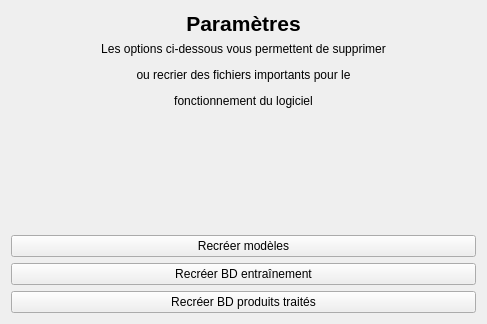
Qt form gui/Parametres.ui (WallaceVBB/EpiData) before a commit.
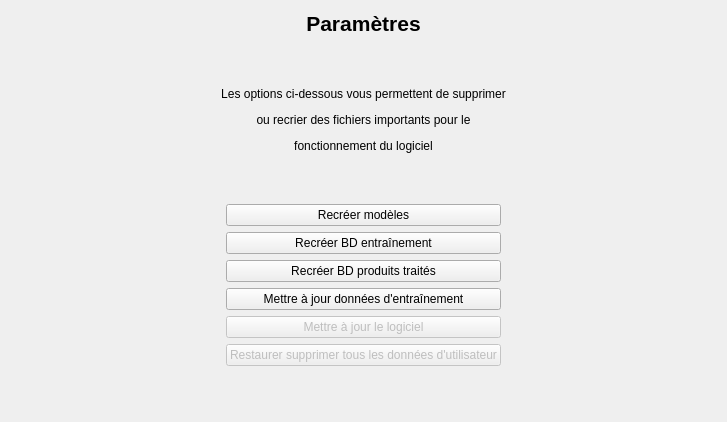
The same form after that commit.

Commit message: Add n_parametres and respective implementations in services and app

The edit to the form file:
```diff
--- a/gui/Parametres.ui
+++ b/gui/Parametres.ui
@@ -6,8 +6,8 @@
    <rect>
     <x>0</x>
     <y>0</y>
-    <width>487</width>
-    <height>324</height>
+    <width>727</width>
+    <height>422</height>
    </rect>
   </property>
   <property name="windowTitle">
@@ -21,6 +21,19 @@
      </property>
     </widget>
    </item>
+   <item>
+    <spacer name="verticalSpacer_3">
+     <property name="orientation">
+      <enum>Qt::Orientation::Vertical</enum>
+     </property>
+     <property name="sizeHint" stdset="0">
+      <size>
+       <width>20</width>
+       <height>40</height>
+      </size>
+     </property>
+    </spacer>
+   </item>
    <item>
     <widget class="QLabel" name="label_2">
      <property name="lineWidth">
@@ -38,7 +51,7 @@
     </widget>
    </item>
    <item>
-    <spacer name="verticalSpacer">
+    <spacer name="verticalSpacer_2">
      <property name="orientation">
       <enum>Qt::Orientation::Vertical</enum>
      </property>
@@ -46,6 +59,21 @@
       <size>
        <width>20</width>
        <height>40</height>
+      </size>
+     </property>
+    </spacer>
+   </item>
+   <item>
+    <layout class="QHBoxLayout" name="horizontalLayout">
+     <item>
+      <spacer name="horizontalSpacer">
+       <property name="orientation">
+        <enum>Qt::Orientation::Horizontal</enum>
+       </property>
+       <property name="sizeHint" stdset="0">
+        <size>
+         <width>40</width>
+         <height>20</height>
       </size>
      </property>
     </spacer>
@@ -73,7 +101,62 @@
        </property>
       </widget>
      </item>
-    </layout>
+       <item>
+        <widget class="QPushButton" name="b_MAJ_BD_Entrainement">
+         <property name="text">
+          <string>Mettre à jour données d'entraînement</string>
+         </property>
+        </widget>
+       </item>
+       <item>
+        <widget class="QPushButton" name="b_MAJ_Logiciel">
+         <property name="enabled">
+          <bool>false</bool>
+         </property>
+         <property name="text">
+          <string>Mettre à jour le logiciel</string>
+         </property>
+        </widget>
+       </item>
+       <item>
+        <widget class="QPushButton" name="b_Supprimer_Donnees_Utilisateur">
+         <property name="enabled">
+          <bool>false</bool>
+         </property>
+         <property name="text">
+          <string>Restaurer supprimer tous les données d'utilisateur</string>
+         </property>
+        </widget>
+       </item>
+      </layout>
+     </item>
+     <item>
+      <spacer name="horizontalSpacer_2">
+       <property name="orientation">
+        <enum>Qt::Orientation::Horizontal</enum>
+       </property>
+       <property name="sizeHint" stdset="0">
+        <size>
+         <width>40</width>
+         <height>20</height>
+        </size>
+       </property>
+      </spacer>
+     </item>
+    </layout>
+   </item>
+   <item>
+    <spacer name="verticalSpacer">
+     <property name="orientation">
+      <enum>Qt::Orientation::Vertical</enum>
+     </property>
+     <property name="sizeHint" stdset="0">
+      <size>
+       <width>20</width>
+       <height>40</height>
+      </size>
+     </property>
+    </spacer>
    </item>
   </layout>
  </widget>
```
Lines whose indentation alone changed are shown as unchanged. The commit also changes 6 other files.
